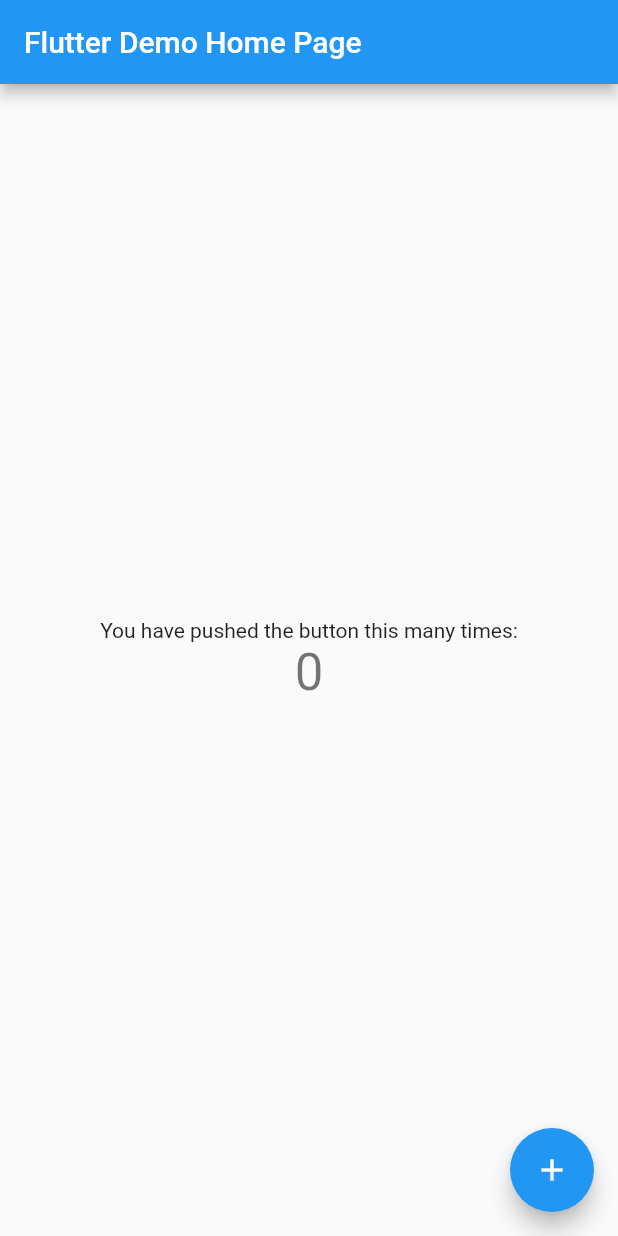
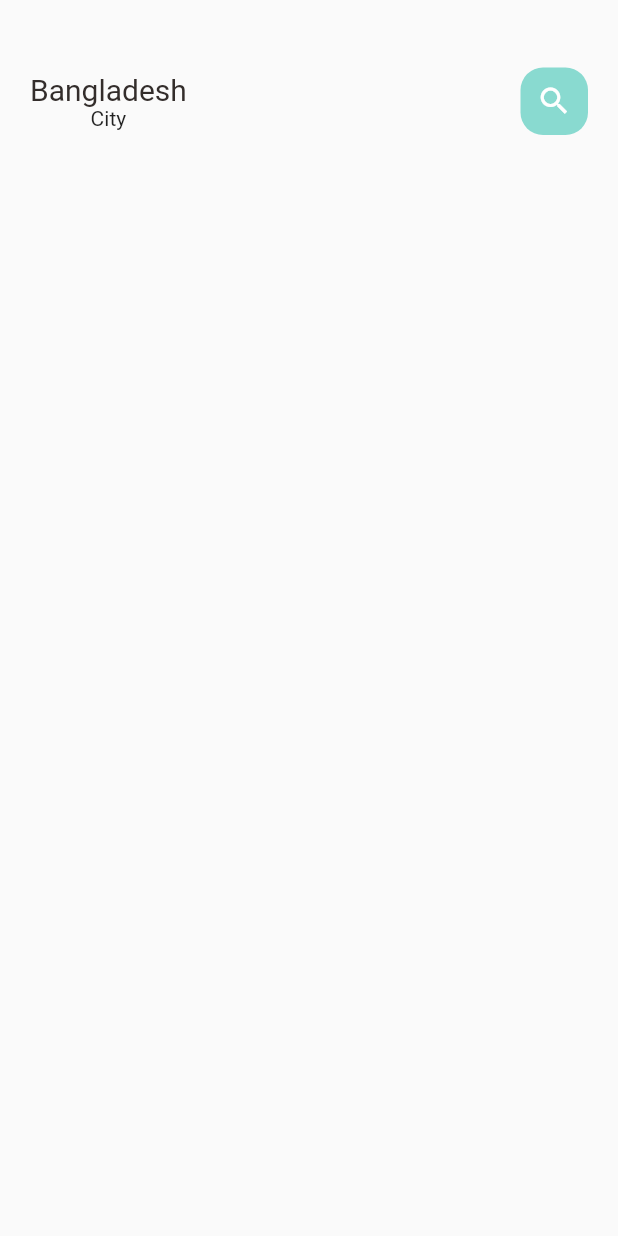
Before and after one commit to zaidoun92/food_delivery_app, a Flutter app: the screen it shows after launch, on a phone screen of 412 x 824 dp. Run offline on Flutter 3.47's test engine with Material 2 defaults, Android fonts, the phone set to English and light mode, and no system bars.

Commit message:
complete the App bare of the project

```diff
--- /dev/null
+++ b/lib/home/main_food_page.dart
@@ -0,0 +1,53 @@
+import 'package:flutter/material.dart';
+import 'package:food_delivery/utils/colors.dart';
+import 'package:food_delivery/widgets/big_text.dart';
+
+class MainFoodPage extends StatefulWidget {
+  const MainFoodPage({Key? key}) : super(key: key);
+
+  @override
+  State<MainFoodPage> createState() => _MainFoodPageState();
+}
+
+class _MainFoodPageState extends State<MainFoodPage> {
+  @override
+  Widget build(BuildContext context) {
+    return Scaffold(
+      body: Column(
+        children: [
+          Container(
+            child: Container(
+              margin: const EdgeInsets.only(top: 45, bottom: 15),
+              padding: const EdgeInsets.only(left: 20, right: 20),
+              child: Row(
+                mainAxisAlignment: MainAxisAlignment.spaceBetween,
+                children: [
+                  Column(
+                    children: [
+                      BigText(text: 'Bangladesh'),
+                      Text("City"),
+                    ],
+                  ),
+                  Center(
+                    child: Container(
+                      width: 45,
+                      height: 45,
+                      child: const Icon(
+                        Icons.search,
+                        color: Colors.white,
+                      ),
+                      decoration: BoxDecoration(
+                        borderRadius: BorderRadius.circular(15),
+                        color: AppColors.mainColor,
+                      ),
+                    ),
+                  ),
+                ],
+              ),
+            ),
+          ),
+        ],
+      ),
+    );
+  }
+}
--- a/lib/main.dart
+++ b/lib/main.dart
@@ -1,4 +1,5 @@
 import 'package:flutter/material.dart';
+import 'package:food_delivery/home/main_food_page.dart';
 
 void main() {
   runApp(const MyApp());
@@ -11,105 +12,12 @@ class MyApp extends StatelessWidget {
   @override
   Widget build(BuildContext context) {
     return MaterialApp(
+      debugShowCheckedModeBanner: false,
       title: 'Flutter Demo',
       theme: ThemeData(
-        // This is the theme of your application.
-        //
-        // Try running your application with "flutter run". You'll see the
-        // application has a blue toolbar. Then, without quitting the app, try
-        // changing the primarySwatch below to Colors.green and then invoke
-        // "hot reload" (press "r" in the console where you ran "flutter run",
-        // or simply save your changes to "hot reload" in a Flutter IDE).
-        // Notice that the counter didn't reset back to zero; the application
-        // is not restarted.
         primarySwatch: Colors.blue,
       ),
-      home: const MyHomePage(title: 'Flutter Demo Home Page'),
+      home: const MainFoodPage(),
     );
   }
 }
-
-class MyHomePage extends StatefulWidget {
-  const MyHomePage({Key? key, required this.title}) : super(key: key);
-
-  // This widget is the home page of your application. It is stateful, meaning
-  // that it has a State object (defined below) that contains fields that affect
-  // how it looks.
-
-  // This class is the configuration for the state. It holds the values (in this
-  // case the title) provided by the parent (in this case the App widget) and
-  // used by the build method of the State. Fields in a Widget subclass are
-  // always marked "final".
-
-  final String title;
-
-  @override
-  State<MyHomePage> createState() => _MyHomePageState();
-}
-
-class _MyHomePageState extends State<MyHomePage> {
-  int _counter = 0;
-
-  void _incrementCounter() {
-    setState(() {
-      // This call to setState tells the Flutter framework that something has
-      // changed in this State, which causes it to rerun the build method below
-      // so that the display can reflect the updated values. If we changed
-      // _counter without calling setState(), then the build method would not be
-      // called again, and so nothing would appear to happen.
-      _counter++;
-    });
-  }
-
-  @override
-  Widget build(BuildContext context) {
-    // This method is rerun every time setState is called, for instance as done
-    // by the _incrementCounter method above.
-    //
-    // The Flutter framework has been optimized to make rerunning build methods
-    // fast, so that you can just rebuild anything that needs updating rather
-    // than having to individually change instances of widgets.
-    return Scaffold(
-      appBar: AppBar(
-        // Here we take the value from the MyHomePage object that was created by
-        // the App.build method, and use it to set our appbar title.
-        title: Text(widget.title),
-      ),
-      body: Center(
-        // Center is a layout widget. It takes a single child and positions it
-        // in the middle of the parent.
-        child: Column(
-          // Column is also a layout widget. It takes a list of children and
-          // arranges them vertically. By default, it sizes itself to fit its
-          // children horizontally, and tries to be as tall as its parent.
-          //
-          // Invoke "debug painting" (press "p" in the console, choose the
-          // "Toggle Debug Paint" action from the Flutter Inspector in Android
-          // Studio, or the "Toggle Debug Paint" command in Visual Studio Code)
-          // to see the wireframe for each widget.
-          //
-          // Column has various properties to control how it sizes itself and
-          // how it positions its children. Here we use mainAxisAlignment to
-          // center the children vertically; the main axis here is the vertical
-          // axis because Columns are vertical (the cross axis would be
-          // horizontal).
-          mainAxisAlignment: MainAxisAlignment.center,
-          children: <Widget>[
-            const Text(
-              'You have pushed the button this many times:',
-            ),
-            Text(
-              '$_counter',
-              style: Theme.of(context).textTheme.headline4,
-            ),
-          ],
-        ),
-      ),
-      floatingActionButton: FloatingActionButton(
-        onPressed: _incrementCounter,
-        tooltip: 'Increment',
-        child: const Icon(Icons.add),
-      ), // This trailing comma makes auto-formatting nicer for build methods.
-    );
-  }
-}
--- /dev/null
+++ b/lib/widgets/big_text.dart
@@ -0,0 +1,29 @@
+import 'package:flutter/material.dart';
+
+class BigText extends StatelessWidget {
+  Color? color;
+  final String text;
+  double size;
+  TextOverflow overFlow;
+  BigText({
+    Key? key,
+    this.color = const Color(0xFF332d2b),
+    required this.text,
+    this.size = 20,
+    this.overFlow = TextOverflow.ellipsis,
+  }) : super(key: key);
+
+  @override
+  Widget build(BuildContext context) {
+    return Text(
+      text,
+      overflow: overFlow,
+      style: TextStyle(
+        fontFamily: 'Roboto',
+        color: color,
+        fontSize: size,
+        fontWeight: FontWeight.w400,
+      ),
+    );
+  }
+}
```
